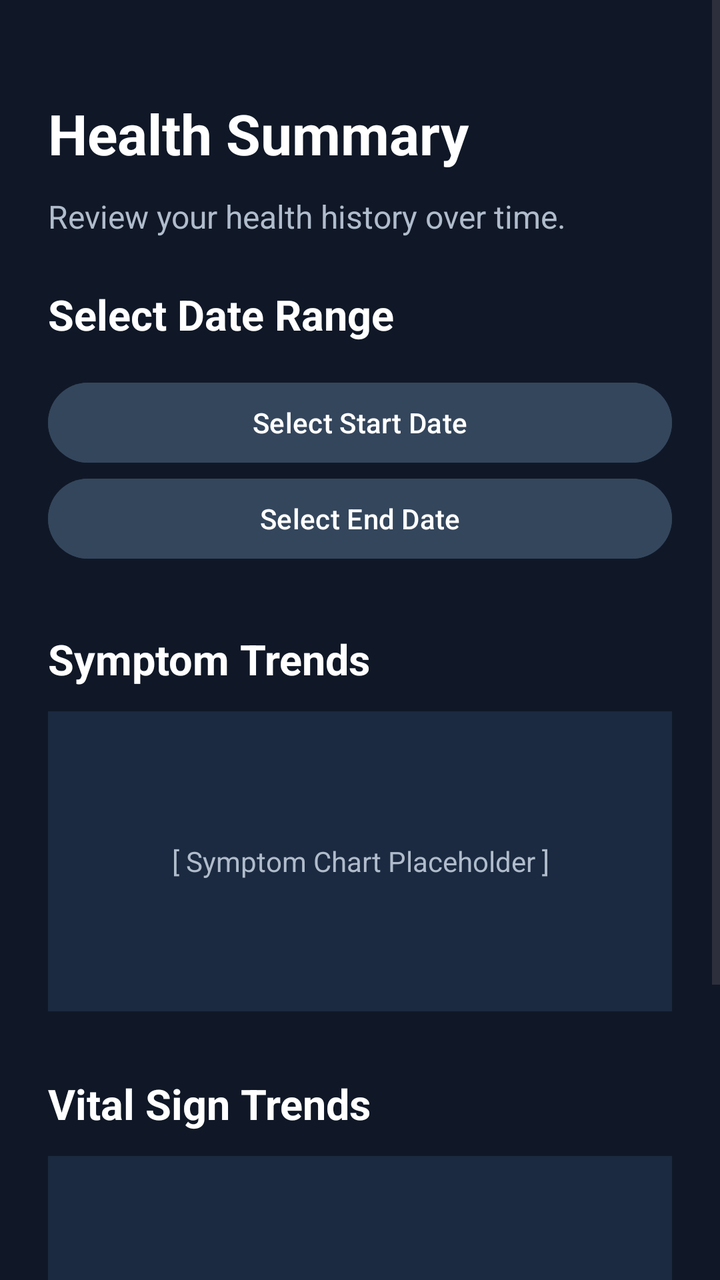
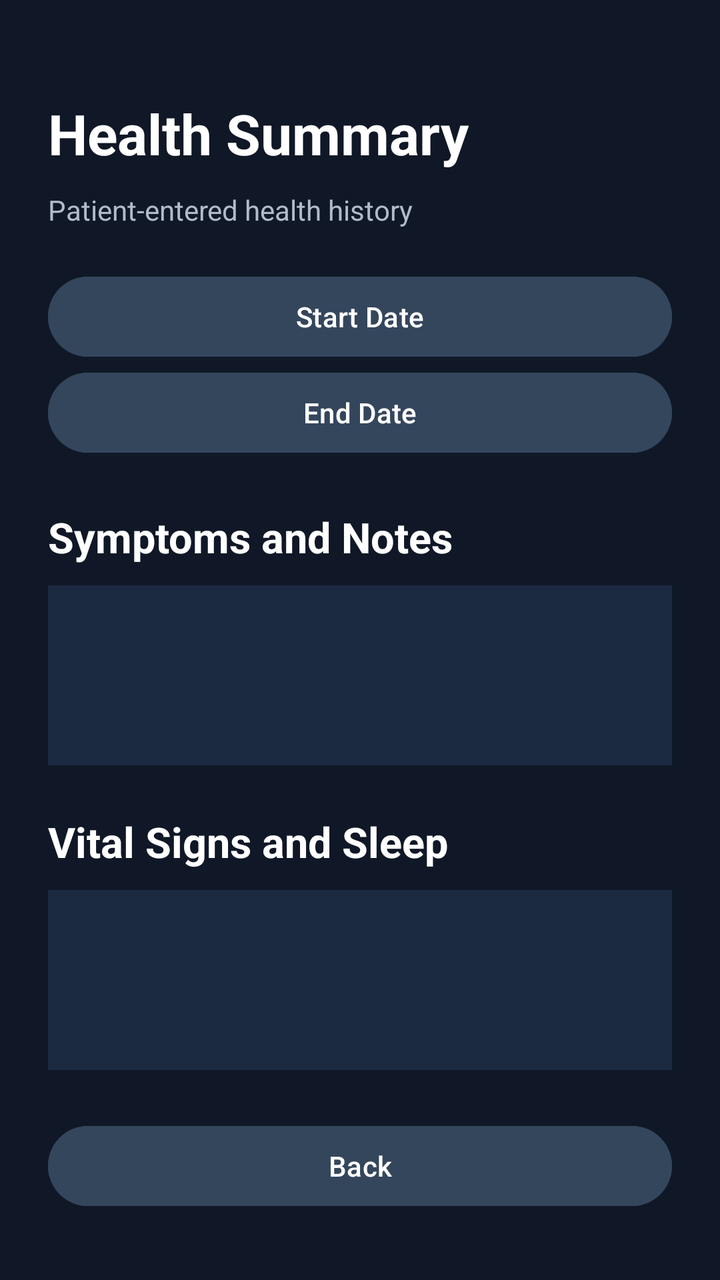

Before-and-after screenshots of an Android layout around one commit, followed by the original layout XML and the change that was made.
<!-- AndroidManifest.xml: application theme Theme.VitalPath -->
<!-- res/layout/activity_summary.xml -->
<?xml version="1.0" encoding="utf-8"?>
<ScrollView
    xmlns:android="http://schemas.android.com/apk/res/android"
    android:layout_width="match_parent"
    android:layout_height="match_parent"
    android:background="#101827"
    android:fillViewport="true">

    <LinearLayout
        android:layout_width="match_parent"
        android:layout_height="wrap_content"
        android:orientation="vertical"
        android:padding="24dp">

        <TextView
            android:layout_width="match_parent"
            android:layout_height="wrap_content"
            android:text="Health Summary"
            android:textColor="#FFFFFF"
            android:textSize="28sp"
            android:textStyle="bold"
            android:layout_marginTop="24dp"/>

        <TextView
            android:layout_width="match_parent"
            android:layout_height="wrap_content"
            android:text="Review your health history over time."
            android:textColor="#B0BCCC"
            android:textSize="16sp"
            android:layout_marginTop="12dp"
            android:layout_marginBottom="24dp"/>

        <TextView
            android:layout_width="match_parent"
            android:layout_height="wrap_content"
            android:text="Select Date Range"
            android:textColor="#FFFFFF"
            android:textSize="21sp"
            android:textStyle="bold"/>

        <Button
            android:id="@+id/btnStartDate"
            android:layout_width="match_parent"
            android:layout_height="wrap_content"
            android:text="Select Start Date"
            android:backgroundTint="#34465C"
            android:textColor="#FFFFFF"
            android:layout_marginTop="16dp"/>

        <Button
            android:id="@+id/btnEndDate"
            android:layout_width="match_parent"
            android:layout_height="wrap_content"
            android:text="Select End Date"
            android:backgroundTint="#34465C"
            android:textColor="#FFFFFF"/>

        <TextView
            android:layout_width="match_parent"
            android:layout_height="wrap_content"
            android:text="Symptom Trends"
            android:textColor="#FFFFFF"
            android:textSize="21sp"
            android:textStyle="bold"
            android:layout_marginTop="32dp"/>

        <TextView
            android:layout_width="match_parent"
            android:layout_height="150dp"
            android:gravity="center"
            android:text="[ Symptom Chart Placeholder ]"
            android:textColor="#B0BCCC"
            android:background="#1B2A40"
            android:layout_marginTop="12dp"/>

        <TextView
            android:layout_width="match_parent"
            android:layout_height="wrap_content"
            android:text="Vital Sign Trends"
            android:textColor="#FFFFFF"
            android:textSize="21sp"
            android:textStyle="bold"
            android:layout_marginTop="32dp"/>

        <TextView
            android:layout_width="match_parent"
            android:layout_height="150dp"
            android:gravity="center"
            android:text="[ Vitals Chart Placeholder ]"
            android:textColor="#B0BCCC"
            android:background="#1B2A40"
            android:layout_marginTop="12dp"/>

        <Button
            android:id="@+id/btnBackSummary"
            android:layout_width="match_parent"
            android:layout_height="wrap_content"
            android:text="Back"
            android:textColor="#FFFFFF"
            android:backgroundTint="#34465C"
            android:layout_marginTop="32dp"/>

    </LinearLayout>
</ScrollView>
<!-- resources referenced by this layout -->
<resources>
  <style name="Theme.VitalPath" parent="Base.Theme.VitalPath" />
  <style name="Base.Theme.VitalPath" parent="Theme.Material3.DayNight.NoActionBar">
          
          
      </style>
</resources>

<!-- the commit's change to res/layout/activity_summary.xml (unified diff, before → after) -->
@@ -1,104 +1,38 @@
 <?xml version="1.0" encoding="utf-8"?>
-<ScrollView
-    xmlns:android="http://schemas.android.com/apk/res/android"
-    android:layout_width="match_parent"
-    android:layout_height="match_parent"
-    android:background="#101827"
-    android:fillViewport="true">
-
-    <LinearLayout
-        android:layout_width="match_parent"
-        android:layout_height="wrap_content"
-        android:orientation="vertical"
-        android:padding="24dp">
-
-        <TextView
-            android:layout_width="match_parent"
-            android:layout_height="wrap_content"
-            android:text="Health Summary"
-            android:textColor="#FFFFFF"
-            android:textSize="28sp"
-            android:textStyle="bold"
-            android:layout_marginTop="24dp"/>
-
-        <TextView
-            android:layout_width="match_parent"
-            android:layout_height="wrap_content"
-            android:text="Review your health history over time."
-            android:textColor="#B0BCCC"
-            android:textSize="16sp"
-            android:layout_marginTop="12dp"
-            android:layout_marginBottom="24dp"/>
-
-        <TextView
-            android:layout_width="match_parent"
-            android:layout_height="wrap_content"
-            android:text="Select Date Range"
-            android:textColor="#FFFFFF"
-            android:textSize="21sp"
-            android:textStyle="bold"/>
-
-        <Button
-            android:id="@+id/btnStartDate"
-            android:layout_width="match_parent"
-            android:layout_height="wrap_content"
-            android:text="Select Start Date"
-            android:backgroundTint="#34465C"
-            android:textColor="#FFFFFF"
-            android:layout_marginTop="16dp"/>
-
-        <Button
-            android:id="@+id/btnEndDate"
-            android:layout_width="match_parent"
-            android:layout_height="wrap_content"
-            android:text="Select End Date"
-            android:backgroundTint="#34465C"
-            android:textColor="#FFFFFF"/>
-
-        <TextView
-            android:layout_width="match_parent"
-            android:layout_height="wrap_content"
-            android:text="Symptom Trends"
-            android:textColor="#FFFFFF"
-            android:textSize="21sp"
-            android:textStyle="bold"
-            android:layout_marginTop="32dp"/>
-
-        <TextView
-            android:layout_width="match_parent"
-            android:layout_height="150dp"
-            android:gravity="center"
-            android:text="[ Symptom Chart Placeholder ]"
-            android:textColor="#B0BCCC"
-            android:background="#1B2A40"
-            android:layout_marginTop="12dp"/>
-
-        <TextView
-            android:layout_width="match_parent"
-            android:layout_height="wrap_content"
-            android:text="Vital Sign Trends"
-            android:textColor="#FFFFFF"
-            android:textSize="21sp"
-            android:textStyle="bold"
-            android:layout_marginTop="32dp"/>
-
-        <TextView
-            android:layout_width="match_parent"
-            android:layout_height="150dp"
-            android:gravity="center"
-            android:text="[ Vitals Chart Placeholder ]"
-            android:textColor="#B0BCCC"
-            android:background="#1B2A40"
-            android:layout_marginTop="12dp"/>
-
-        <Button
-            android:id="@+id/btnBackSummary"
-            android:layout_width="match_parent"
-            android:layout_height="wrap_content"
-            android:text="Back"
-            android:textColor="#FFFFFF"
-            android:backgroundTint="#34465C"
-            android:layout_marginTop="32dp"/>
-
+<ScrollView xmlns:android="http://schemas.android.com/apk/res/android"
+    android:layout_width="match_parent" android:layout_height="match_parent"
+    android:background="#101827" android:fillViewport="true">
+    <LinearLayout android:layout_width="match_parent" android:layout_height="wrap_content"
+        android:orientation="vertical" android:padding="24dp">
+        <TextView android:layout_width="match_parent" android:layout_height="wrap_content"
+            android:text="Health Summary" android:textSize="28sp" android:textStyle="bold"
+            android:textColor="#FFFFFF" android:layout_marginTop="24dp" />
+        <TextView android:layout_width="match_parent" android:layout_height="wrap_content"
+            android:text="Patient-entered health history" android:textColor="#B0BCCC"
+            android:layout_marginTop="10dp" android:layout_marginBottom="20dp" />
+        <Button android:id="@+id/btnStartDate" android:layout_width="match_parent"
+            android:layout_height="wrap_content" android:text="Start Date"
+            android:backgroundTint="#34465C" android:textColor="#FFFFFF" />
+        <Button android:id="@+id/btnEndDate" android:layout_width="match_parent"
+            android:layout_height="wrap_content" android:text="End Date"
+            android:backgroundTint="#34465C" android:textColor="#FFFFFF" />
+        <TextView android:layout_width="match_parent" android:layout_height="wrap_content"
+            android:text="Symptoms and Notes" android:textSize="21sp"
+            android:textStyle="bold" android:textColor="#FFFFFF" android:layout_marginTop="24dp" />
+        <TextView android:id="@+id/txtSymptomHistory" android:layout_width="match_parent"
+            android:layout_height="wrap_content" android:minHeight="90dp"
+            android:textColor="#FFFFFF" android:textSize="15sp"
+            android:background="#1B2A40" android:padding="14dp" android:layout_marginTop="10dp" />
+        <TextView android:layout_width="match_parent" android:layout_height="wrap_content"
+            android:text="Vital Signs and Sleep" android:textSize="21sp"
+            android:textStyle="bold" android:textColor="#FFFFFF" android:layout_marginTop="24dp" />
+        <TextView android:id="@+id/txtVitalHistory" android:layout_width="match_parent"
+            android:layout_height="wrap_content" android:minHeight="90dp"
+            android:textColor="#FFFFFF" android:textSize="15sp"
+            android:background="#1B2A40" android:padding="14dp" android:layout_marginTop="10dp" />
+        <Button android:id="@+id/btnBackSummary" android:layout_width="match_parent"
+            android:layout_height="wrap_content" android:text="Back"
+            android:backgroundTint="#34465C" android:textColor="#FFFFFF"
+            android:layout_marginTop="24dp" />
     </LinearLayout>
 </ScrollView>
